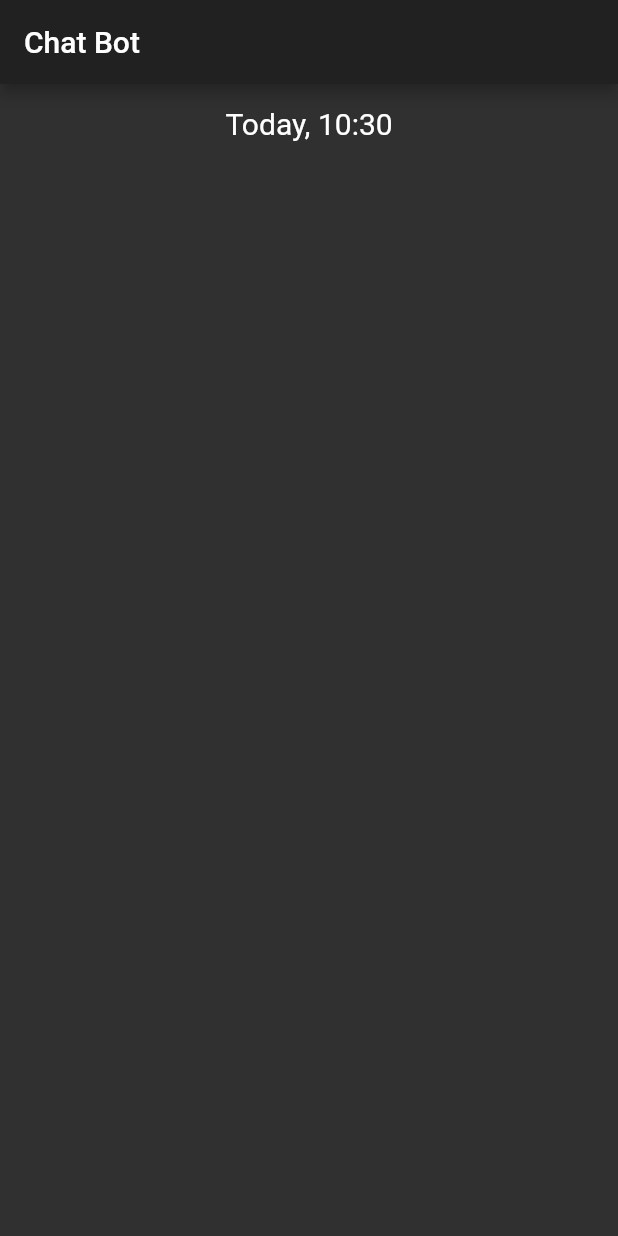
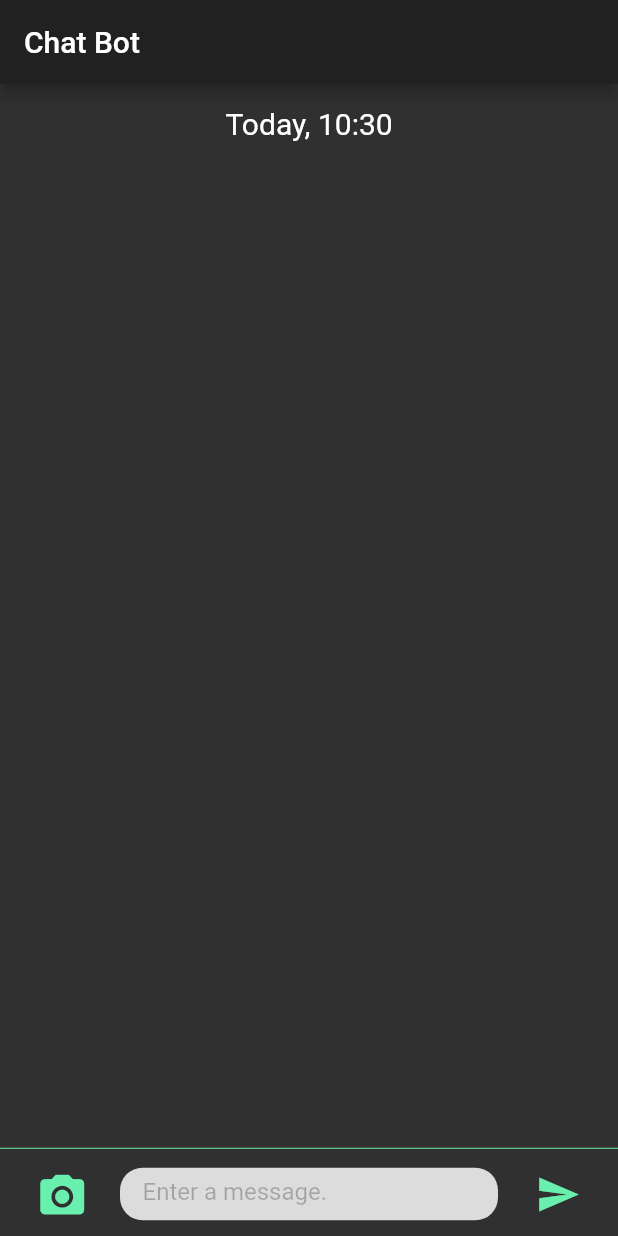
Before and after one commit to praneetk77/ChatBot-Flutter, a Flutter app: the screen it shows after launch, on a phone screen of 412 x 824 dp. Run offline on Flutter 3.47's test engine with Material 2 defaults, Android fonts, the phone set to English and light mode, and no system bars.

Commit message:
Complete major UI portion

```diff
--- a/lib/main.dart
+++ b/lib/main.dart
@@ -40,9 +40,10 @@ class MyHomePage extends StatefulWidget {
 }
 
 class _MyHomePageState extends State<MyHomePage> {
+  final messageController = TextEditingController();
+
   @override
   Widget build(BuildContext context) {
-    // TODO: implement build
     return Scaffold(
       appBar: AppBar(
         title: Text("Chat Bot"),
@@ -59,6 +60,66 @@ class _MyHomePageState extends State<MyHomePage> {
                   style: TextStyle(fontSize: 20),
                 ),
               ),
+            ),
+            Flexible(
+              child: ListView.builder(
+                reverse: true,
+                itemCount: 0,
+                itemBuilder: (context, index) {},
+              ),
+            ),
+            Divider(
+              height: 5,
+              color: Colors.greenAccent,
+            ),
+            Container(
+              child: ListTile(
+                leading: IconButton(
+                  icon: Icon(
+                    Icons.camera_alt,
+                    color: Colors.greenAccent,
+                    size: 35,
+                  ),
+                ),
+                title: Container(
+                  height: 35,
+                  decoration: BoxDecoration(
+                    borderRadius: BorderRadius.all(
+                      Radius.circular(15),
+                    ),
+                    color: Color.fromRGBO(220, 220, 220, 1),
+                  ),
+                  padding: EdgeInsets.only(left: 15),
+                  child: TextFormField(
+                    controller: messageController,
+                    decoration: InputDecoration(
+                      hintText: "Enter a message.",
+                      hintStyle: TextStyle(color: Colors.black26),
+                      border: InputBorder.none,
+                      enabledBorder: InputBorder.none,
+                      disabledBorder: InputBorder.none,
+                      focusedBorder: InputBorder.none,
+                      errorBorder: InputBorder.none,
+                    ),
+                    style: TextStyle(color: Colors.black, fontSize: 16),
+                  ),
+                ),
+                trailing: IconButton(
+                  icon: Icon(
+                    Icons.send,
+                    size: 30,
+                    color: Colors.greenAccent,
+                  ),
+                  onPressed: () {
+                    if (messageController.text.isEmpty)
+                      print("Empty message");
+                    else
+                      setState(() {
+                        //TODO : Karo isko
+                      });
+                  },
+                ),
+              ),
             )
           ],
         ),
```
Also changed, not shown: 1 other file.
